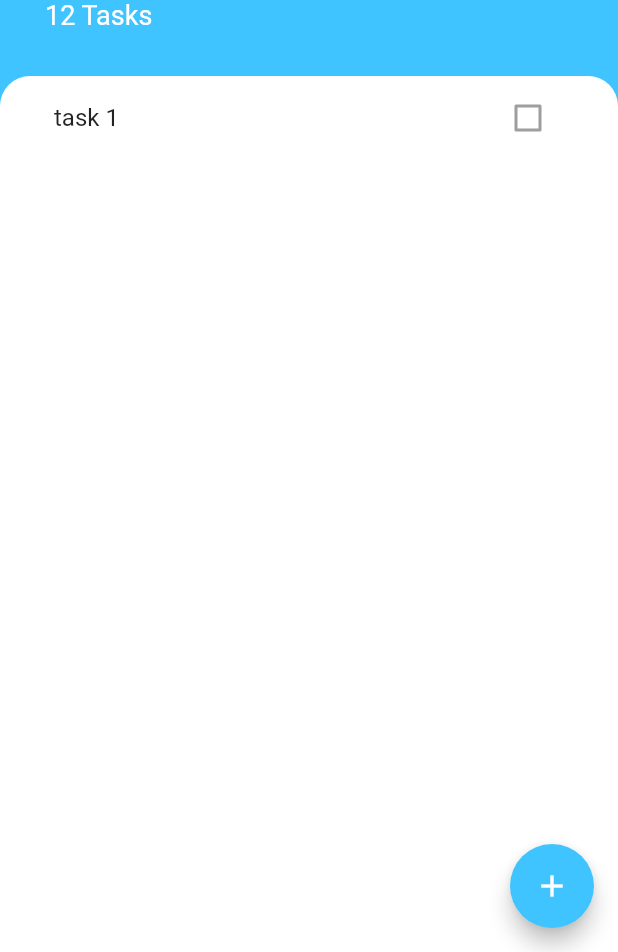
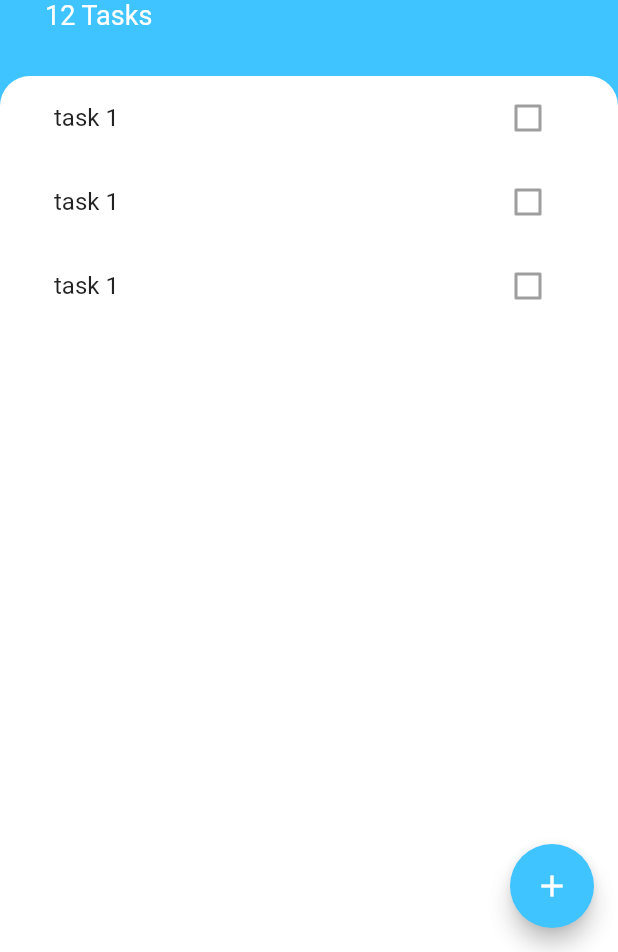
Before and after one commit to flutter-r2/todoey_flutter, a Flutter app: the screen it shows after launch, on a phone screen of 412 x 824 dp, the part 284-1236 px from its top. Run offline on Flutter 3.47's test engine with Material 2 defaults, Android fonts, the phone set to English and light mode, and no system bars.

Commit message:
Refactor list into separated widgets

```diff
--- a/lib/screens/tasks_screen.dart
+++ b/lib/screens/tasks_screen.dart
@@ -1,4 +1,6 @@
 import 'package:flutter/material.dart';
+
+import '../widgets/tasks_list.dart';
 
 class TasksScreen extends StatelessWidget {
   const TasksScreen({Key? key}) : super(key: key);
@@ -65,17 +67,7 @@ class TasksScreen extends StatelessWidget {
                   topRight: Radius.circular(20.0),
                 ),
               ),
-              child: ListView(
-                children: [
-                  ListTile(
-                    title: Text('task 1'),
-                    trailing: Checkbox(
-                      value: false,
-                      onChanged: null,
-                    ),
-                  )
-                ],
-              ),
+              child: TasksList(),
             ),
           ),
         ],
--- /dev/null
+++ b/lib/widgets/task_tile.dart
@@ -0,0 +1,14 @@
+import 'package:flutter/material.dart';
+
+class TaskTile extends StatelessWidget {
+  @override
+  Widget build(BuildContext context) {
+    return ListTile(
+      title: Text('task 1'),
+      trailing: Checkbox(
+        value: false,
+        onChanged: null,
+      ),
+    );
+  }
+}
--- /dev/null
+++ b/lib/widgets/tasks_list.dart
@@ -0,0 +1,15 @@
+import 'package:flutter/material.dart';
+import 'package:todoey_flutter/widgets/task_tile.dart';
+
+class TasksList extends StatelessWidget {
+  @override
+  Widget build(BuildContext context) {
+    return ListView(
+      children: [
+        TaskTile(),
+        TaskTile(),
+        TaskTile(),
+      ],
+    );
+  }
+}
```
